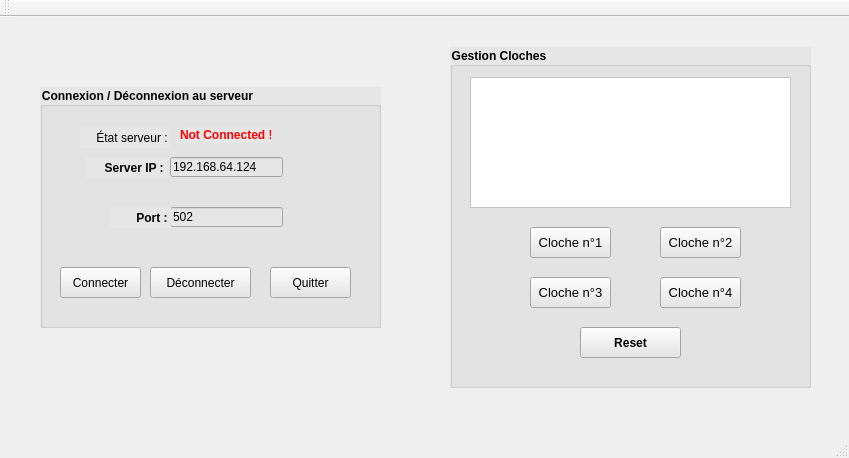
Qt form TP3_cloches.ui (Woulfty/TP_Cloches) before a commit.
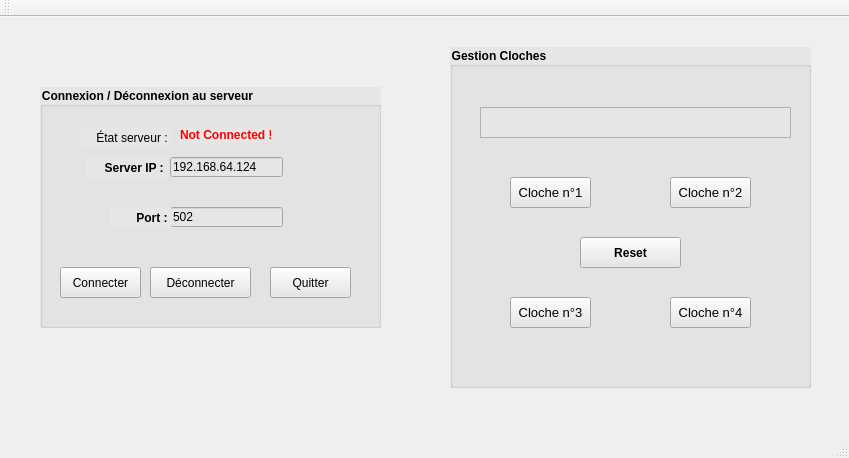
The same form after that commit.

Commit message: Add reset button & messagebox

The edit to the form file:
```diff
--- a/TP3_cloches.ui
+++ b/TP3_cloches.ui
@@ -234,8 +234,8 @@
     <widget class="QPushButton" name="Cloche1">
      <property name="geometry">
       <rect>
-       <x>80</x>
-       <y>180</y>
+       <x>60</x>
+       <y>130</y>
        <width>81</width>
        <height>31</height>
       </rect>
@@ -254,8 +254,8 @@
     <widget class="QPushButton" name="Cloche3">
      <property name="geometry">
       <rect>
-       <x>80</x>
-       <y>230</y>
+       <x>60</x>
+       <y>250</y>
        <width>81</width>
        <height>31</height>
       </rect>
@@ -274,8 +274,8 @@
     <widget class="QPushButton" name="Cloche4">
      <property name="geometry">
       <rect>
-       <x>210</x>
-       <y>230</y>
+       <x>220</x>
+       <y>250</y>
        <width>81</width>
        <height>31</height>
       </rect>
@@ -294,8 +294,8 @@
     <widget class="QPushButton" name="Cloche2">
      <property name="geometry">
       <rect>
-       <x>210</x>
-       <y>180</y>
+       <x>220</x>
+       <y>130</y>
        <width>81</width>
        <height>31</height>
       </rect>
@@ -315,7 +315,7 @@
      <property name="geometry">
       <rect>
        <x>130</x>
-       <y>280</y>
+       <y>190</y>
        <width>101</width>
        <height>31</height>
       </rect>
@@ -331,20 +331,31 @@
       <string>Reset</string>
      </property>
     </widget>
-    <widget class="QTableWidget" name="serverMessage">
+    <widget class="QTextBrowser" name="MsgBox">
      <property name="geometry">
       <rect>
-       <x>20</x>
-       <y>30</y>
-       <width>321</width>
-       <height>131</height>
+       <x>30</x>
+       <y>60</y>
+       <width>311</width>
+       <height>31</height>
       </rect>
      </property>
+     <property name="font">
+      <font>
+       <pointsize>10</pointsize>
+       <weight>75</weight>
+       <bold>true</bold>
+      </font>
+     </property>
      <property name="styleSheet">
-      <string notr="true">background-color: rgb(255, 255, 255);</string>
+      <string notr="true"/>
      </property>
-     <property name="horizontalScrollBarPolicy">
-      <enum>Qt::ScrollBarAlwaysOff</enum>
+     <property name="html">
+      <string>&lt;!DOCTYPE HTML PUBLIC &quot;-//W3C//DTD HTML 4.0//EN&quot; &quot;http://www.w3.org/TR/REC-html40/strict.dtd&quot;&gt;
+&lt;html&gt;&lt;head&gt;&lt;meta name=&quot;qrichtext&quot; content=&quot;1&quot; /&gt;&lt;style type=&quot;text/css&quot;&gt;
+p, li { white-space: pre-wrap; }
+&lt;/style&gt;&lt;/head&gt;&lt;body style=&quot; font-family:'MS Shell Dlg 2'; font-size:10pt; font-weight:600; font-style:normal;&quot;&gt;
+&lt;p align=&quot;center&quot; style=&quot;-qt-paragraph-type:empty; margin-top:0px; margin-bottom:0px; margin-left:0px; margin-right:0px; -qt-block-indent:0; text-indent:0px;&quot;&gt;&lt;br /&gt;&lt;/p&gt;&lt;/body&gt;&lt;/html&gt;</string>
      </property>
     </widget>
    </widget>
```
The commit also changes 3 other files.
